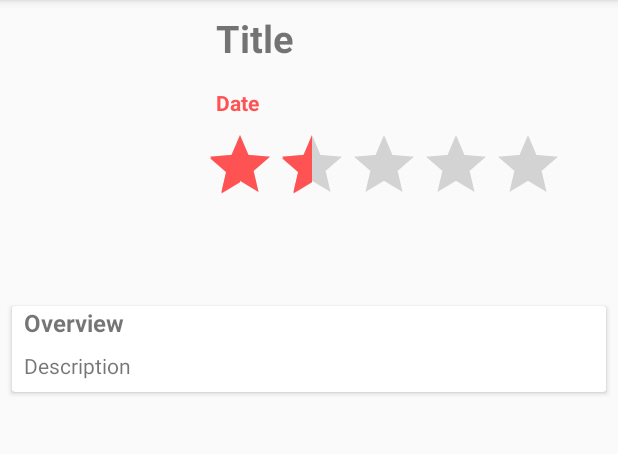
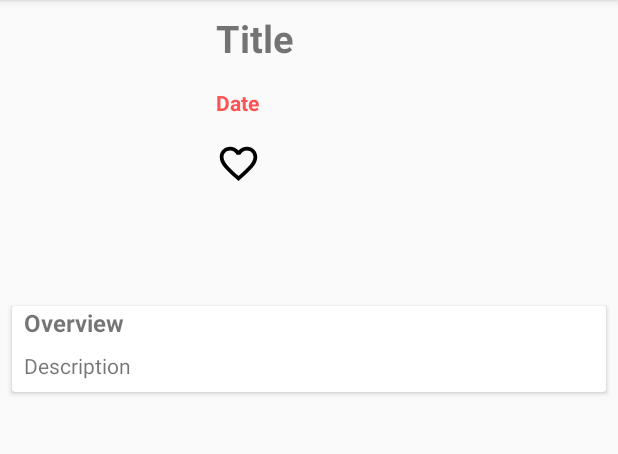
Before and after one commit to Yeputra/MovieFreaks, an Android app: the DetailActivity screen opened directly, with no data from a screen before it, on a phone screen of 412 x 824 dp, the part 84-538 px from its top. Run offline under Robolectric (Android 15) with nearby library versions, the phone set to English and light mode, and no system bars; pictures from the network do not load; 6 statements that could not run were skipped.

Commit message:
Added favorite icon

```diff
--- a/app/build.gradle
+++ b/app/build.gradle
@@ -32,4 +32,5 @@ dependencies {
     testImplementation 'junit:junit:4.12'
     androidTestImplementation 'com.android.support.test:runner:1.0.2'
     androidTestImplementation 'com.android.support.test.espresso:espresso-core:3.0.2'
+    implementation 'com.android.support:design:27.1.1'
 }
--- a/app/src/main/java/com/freaky/id/moviecatalogue/activity/DetailActivity.java
+++ b/app/src/main/java/com/freaky/id/moviecatalogue/activity/DetailActivity.java
@@ -2,8 +2,10 @@ package com.freaky.id.moviecatalogue.activity;
 
 import android.support.v7.app.AppCompatActivity;
 import android.os.Bundle;
+import android.view.View;
 import android.widget.ImageView;
 import android.widget.TextView;
+import android.widget.Toast;
 
 import com.bumptech.glide.Glide;
 import com.bumptech.glide.load.engine.DiskCacheStrategy;
@@ -17,6 +19,8 @@ public class DetailActivity extends AppCompatActivity {
     public TextView tvTitle;
     public TextView tvOverview;
     public TextView tvDate;
+    private ImageView imgFav;
+    private boolean isFav = false;
 
     @Override
     protected void onCreate(Bundle savedInstanceState) {
@@ -25,6 +29,7 @@ public class DetailActivity extends AppCompatActivity {
 
         Result movie = new GsonBuilder().create().fromJson(this.getIntent().getStringExtra("movie"), Result.class);
 
+        imgFav = findViewById(R.id.img_favorite);
         ivPoster = findViewById(R.id.iv_poster);
         tvTitle = findViewById(R.id.tv_title);
         tvOverview = findViewById(R.id.tv_overview);
@@ -47,5 +52,23 @@ public class DetailActivity extends AppCompatActivity {
                 .diskCacheStrategy(DiskCacheStrategy.SOURCE)
                 .fitCenter()
                 .into(ivPoster);
+
+        imgFav.setOnClickListener(new View.OnClickListener() {
+            @Override
+            public void onClick(View v) {
+                if(isFav==false) {
+                    imgFav.setImageResource(R.drawable.ic_favorite_black_24dp);
+                    isFav=true;
+                    Toast.makeText(DetailActivity.this, "Movie Favorited!",
+                            Toast.LENGTH_LONG).show();
+                }
+                else {
+                    imgFav.setImageResource(R.drawable.ic_favorite_border_black_24dp);
+                    isFav=false;
+                    Toast.makeText(DetailActivity.this, "Movie Deleted from Favorite!",
+                            Toast.LENGTH_LONG).show();
+                }
+            }
+        });
     }
 }
--- /dev/null
+++ b/app/src/main/res/drawable/ic_favorite_black_24dp.xml
@@ -0,0 +1,9 @@
+<vector xmlns:android="http://schemas.android.com/apk/res/android"
+        android:width="24dp"
+        android:height="24dp"
+        android:viewportWidth="24.0"
+        android:viewportHeight="24.0">
+    <path
+        android:fillColor="#FF000000"
+        android:pathData="M12,21.35l-1.45,-1.32C5.4,15.36 2,12.28 2,8.5 2,5.42 4.42,3 7.5,3c1.74,0 3.41,0.81 4.5,2.09C13.09,3.81 14.76,3 16.5,3 19.58,3 22,5.42 22,8.5c0,3.78 -3.4,6.86 -8.55,11.54L12,21.35z"/>
+</vector>
--- /dev/null
+++ b/app/src/main/res/drawable/ic_favorite_border_black_24dp.xml
@@ -0,0 +1,9 @@
+<vector xmlns:android="http://schemas.android.com/apk/res/android"
+        android:width="24dp"
+        android:height="24dp"
+        android:viewportWidth="24.0"
+        android:viewportHeight="24.0">
+    <path
+        android:fillColor="#FF000000"
+        android:pathData="M16.5,3c-1.74,0 -3.41,0.81 -4.5,2.09C10.91,3.81 9.24,3 7.5,3 4.42,3 2,5.42 2,8.5c0,3.78 3.4,6.86 8.55,11.54L12,21.35l1.45,-1.32C18.6,15.36 22,12.28 22,8.5 22,5.42 19.58,3 16.5,3zM12.1,18.55l-0.1,0.1 -0.1,-0.1C7.14,14.24 4,11.39 4,8.5 4,6.5 5.5,5 7.5,5c1.54,0 3.04,0.99 3.57,2.36h1.87C13.46,5.99 14.96,5 16.5,5c2,0 3.5,1.5 3.5,3.5 0,2.89 -3.14,5.74 -7.9,10.05z"/>
+</vector>
--- a/app/src/main/res/layout/activity_detail.xml
+++ b/app/src/main/res/layout/activity_detail.xml
@@ -7,18 +7,15 @@
     android:orientation="vertical"
     tools:context=".activity.DetailActivity">
 
-
     <ImageView
         android:id="@+id/iv_backdrop"
         android:layout_width="match_parent"
         android:layout_height="wrap_content" />
 
-
     <LinearLayout
         android:layout_width="match_parent"
         android:layout_height="wrap_content"
         android:orientation="horizontal">
-
 
         <ImageView
             android:id="@+id/iv_poster"
@@ -31,7 +28,6 @@
             android:layout_height="wrap_content"
             android:orientation="vertical">
 
-
             <TextView
                 android:id="@+id/tv_title"
                 android:layout_width="wrap_content"
@@ -42,7 +38,6 @@
                 android:textSize="25sp"
                 android:textStyle="bold" />
 
-
             <TextView
                 android:id="@+id/tv_date"
                 android:layout_width="wrap_content"
@@ -52,12 +47,14 @@
                 android:textColor="@color/colorAccent"
                 android:textStyle="bold" />
 
-            <RatingBar
-                android:id="@+id/ratingBar"
-                android:layout_width="wrap_content"
-                android:layout_height="wrap_content"
+
+            <ImageView
+                android:id="@+id/img_favorite"
+                android:layout_width="30dp"
+                android:layout_height="30dp"
                 android:layout_weight="1"
-                android:rating="1.7"/>
+                android:src="@drawable/ic_favorite_border_black_24dp"
+                android:layout_margin="8dp"/>
 
         </LinearLayout>
 
@@ -69,7 +66,6 @@
         android:layout_height="wrap_content"
         android:orientation="vertical">
 
-
         <android.support.v7.widget.CardView
             android:id="@+id/cv_movie_detail"
             android:layout_width="match_parent"
@@ -80,7 +76,6 @@
                 android:layout_width="wrap_content"
                 android:layout_height="wrap_content"
                 android:orientation="vertical">
-
 
                 <TextView
                     android:id="@+id/tv_overview1"
@@ -98,10 +93,10 @@
                     android:layout_margin="8dp"
                     android:text="Description" />
 
-
             </LinearLayout>
 
         </android.support.v7.widget.CardView>
+
     </LinearLayout>
 
 </LinearLayout>
```
